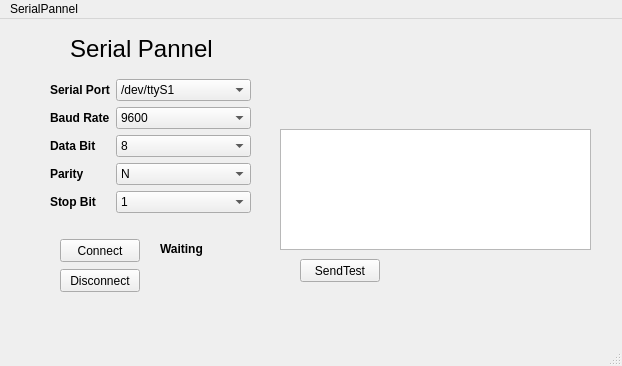
Qt form pyqt5-demo/serial_panel.ui (SuYouge/pymodbus-demo) before a commit.
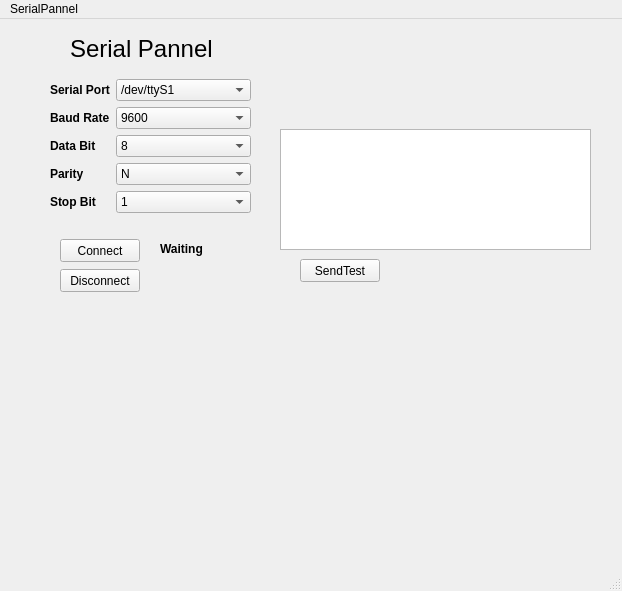
The same form after that commit.

The edit to the form file:
```diff
--- a/pyqt5-demo/serial_panel.ui
+++ b/pyqt5-demo/serial_panel.ui
@@ -7,7 +7,7 @@
     <x>0</x>
     <y>0</y>
     <width>622</width>
-    <height>366</height>
+    <height>591</height>
    </rect>
   </property>
   <property name="windowTitle">
```
